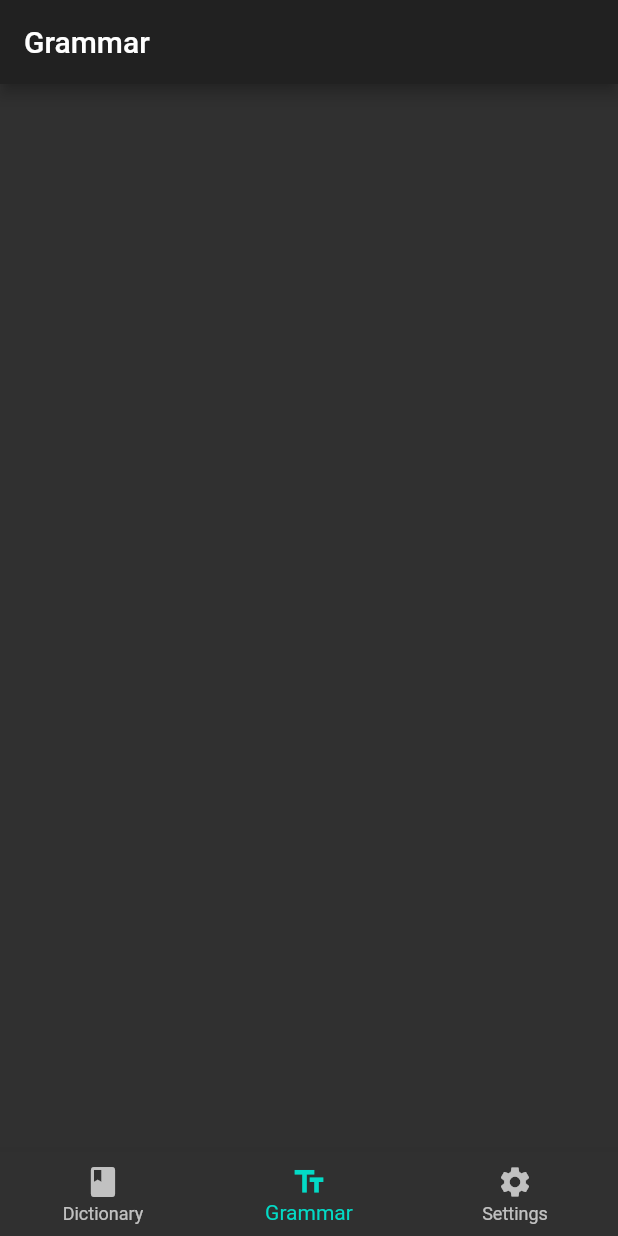
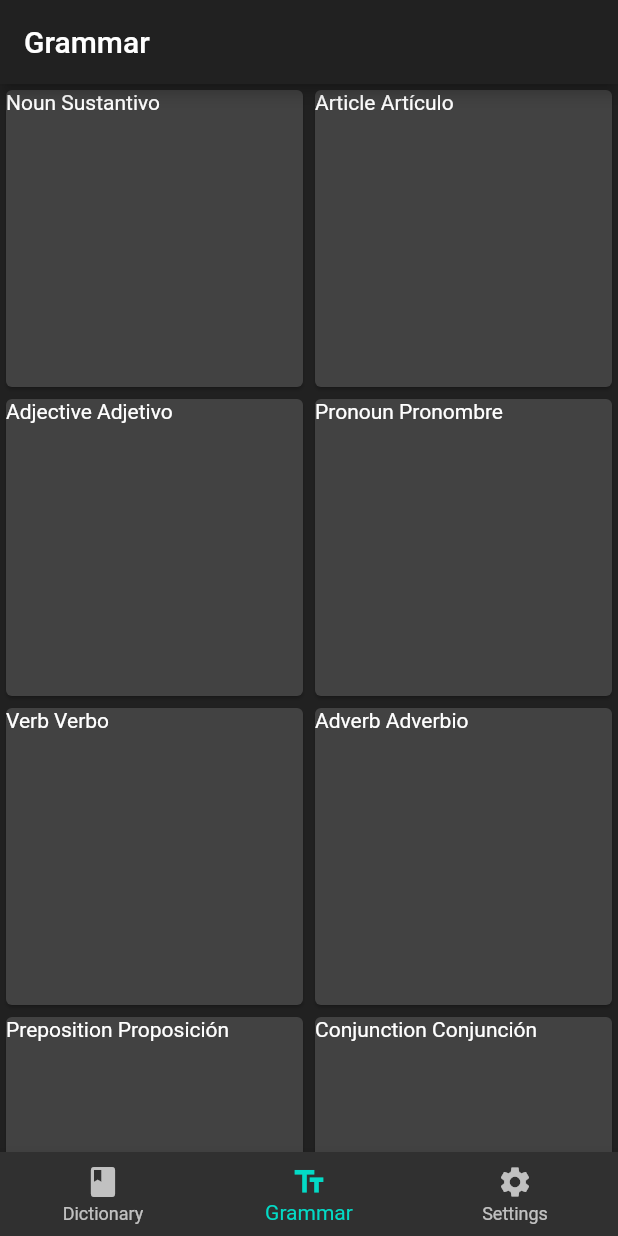
Before and after one commit to Denver0619/language-vocab-app, a Flutter app: the screen it shows after launch, on a phone screen of 412 x 824 dp. Run offline on Flutter 3.47's test engine with Material 2 defaults, Android fonts, the phone set to English and light mode, and no system bars.

Commit message:
added route logic and grammar contents

```diff
--- a/lib/all_loacal_lib_import.dart
+++ b/lib/all_loacal_lib_import.dart
@@ -1,3 +1,4 @@
+export 'main.dart';
 export 'theme.dart';
 export 'tabs/dictionary.dart';
 export 'tabs/grammar.dart';
--- a/lib/main.dart
+++ b/lib/main.dart
@@ -20,7 +20,8 @@ class MyApp extends StatelessWidget {
           themeMode: themeProvider.themeMode,
           theme: AppThemes.lightTheme,
           darkTheme: AppThemes.darkTheme,
-          home: MyHomePage(title: 'Flutter Demo Home Page'),
+          initialRoute: '/',
+          onGenerateRoute: RouteGenerator.generateRoute,
         );
       },
     );
@@ -28,9 +29,7 @@ class MyApp extends StatelessWidget {
 }
 
 class MyHomePage extends StatefulWidget {
-  MyHomePage({Key? key, required this.title}) : super(key: key);
-
-  final String title;
+  MyHomePage({Key? key}) : super(key: key);
 
   @override
   _MyHomePageState createState() => _MyHomePageState();
--- a/lib/navigation_route.dart
+++ b/lib/navigation_route.dart
@@ -0,0 +1,32 @@
+import 'all_loacal_lib_import.dart';
+import 'package:flutter/material.dart';
+
+class RouteGenerator {
+  static Route<dynamic> generateRoute(RouteSettings settings) {
+    final args = settings.arguments;
+
+    switch (settings.name) {
+      case '/':
+        return MaterialPageRoute(builder: (_) {
+          return MyHomePage();
+        });
+      default:
+        return _errorRoute();
+    }
+  }
+
+  static Route<dynamic> _errorRoute() {
+    return MaterialPageRoute(
+      builder: (_) {
+        return Scaffold(
+          appBar: AppBar(
+            title: Text('ERROR'),
+          ),
+          body: Center(
+            child: Text('Error_Unknown_Route'),
+          ),
+        );
+      },
+    );
+  }
+}
--- a/lib/tabs/grammar.dart
+++ b/lib/tabs/grammar.dart
@@ -1,4 +1,11 @@
 import 'package:flutter/material.dart';
+
+class GrammarContents {
+  String title;
+  String path;
+
+  GrammarContents({required this.title, required this.path});
+}
 
 class GrammarTab extends StatefulWidget {
   const GrammarTab({Key? key}) : super(key: key);
@@ -8,13 +15,46 @@ class GrammarTab extends StatefulWidget {
 }
 
 class _GrammarTabState extends State<GrammarTab> {
+  final List<GrammarContents> grammarContents = [
+    GrammarContents(title: 'Noun Sustantivo', path: ''),
+    GrammarContents(title: 'Article Artículo', path: ''),
+    GrammarContents(title: 'Adjective Adjetivo', path: ''),
+    GrammarContents(title: 'Pronoun Pronombre', path: ''),
+    GrammarContents(title: 'Verb Verbo', path: ''),
+    GrammarContents(title: 'Adverb Adverbio', path: ''),
+    GrammarContents(title: 'Preposition Proposición', path: ''),
+    GrammarContents(title: 'Conjunction Conjunción', path: '')
+  ];
   @override
   Widget build(BuildContext context) {
     return Scaffold(
       appBar: AppBar(
         title: Text('Grammar'),
       ),
-      body: Column(),
+      body: Column(
+        children: [
+          Expanded(
+            child: GridView.builder(
+              gridDelegate:
+                  SliverGridDelegateWithFixedCrossAxisCount(crossAxisCount: 2),
+              itemBuilder: (BuildContext context, index) {
+                return InkWell(
+                  child: Card(
+                    child: Container(
+                      child: Text('${grammarContents[index].title}'),
+                    ),
+                  ),
+                  onTap: () {
+                    Navigator.of(context)
+                        .pushNamed('${grammarContents[index].path}');
+                  },
+                );
+              },
+              itemCount: grammarContents.length,
+            ),
+          )
+        ],
+      ),
     );
   }
 }
--- a/lib/theme.dart
+++ b/lib/theme.dart
@@ -3,7 +3,7 @@ import 'package:provider/provider.dart';
 
 class AppThemes {
   static final darkTheme = ThemeData(
-    scaffoldBackgroundColor: Colors.grey[850],
+    scaffoldBackgroundColor: Colors.grey[900],
     colorScheme: ColorScheme.dark(),
   );
   static final lightTheme = ThemeData(
--- a/pubspec.yaml
+++ b/pubspec.yaml
@@ -21,6 +21,8 @@ environment:
   sdk: ">=2.12.0 <3.0.0"
 
 dependencies:
+  pluto_grid: ^2.4.1
+
   xml: ^5.1.2
 
   flutter:
```
Also changed, not shown: pubspec.lock.
